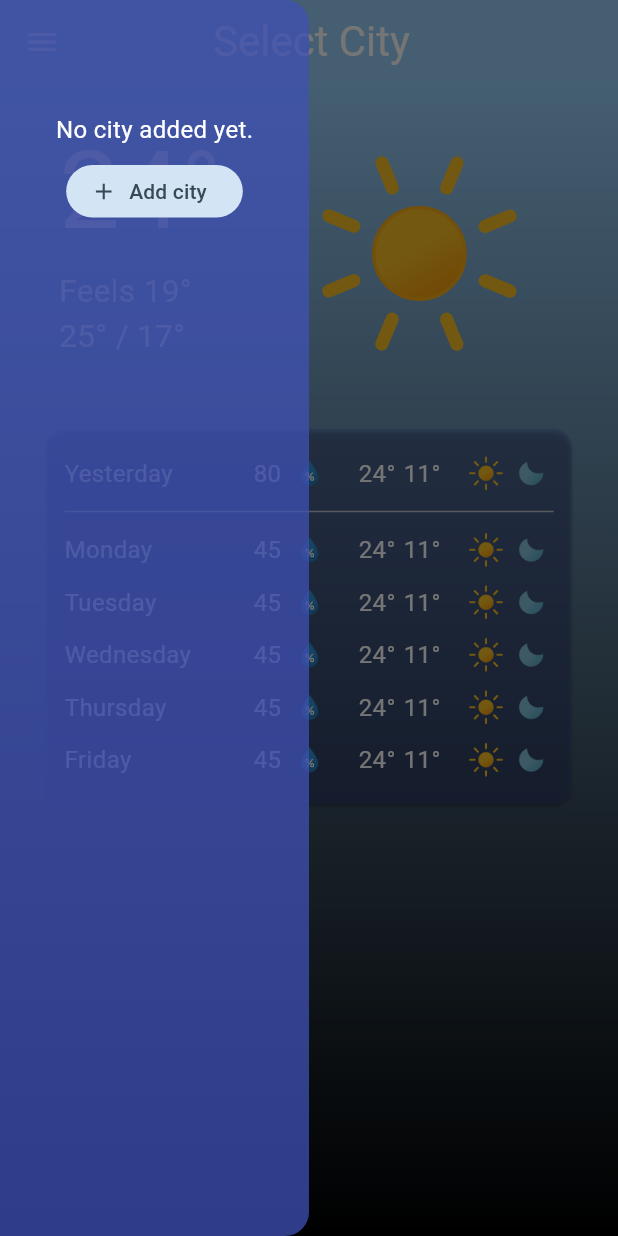
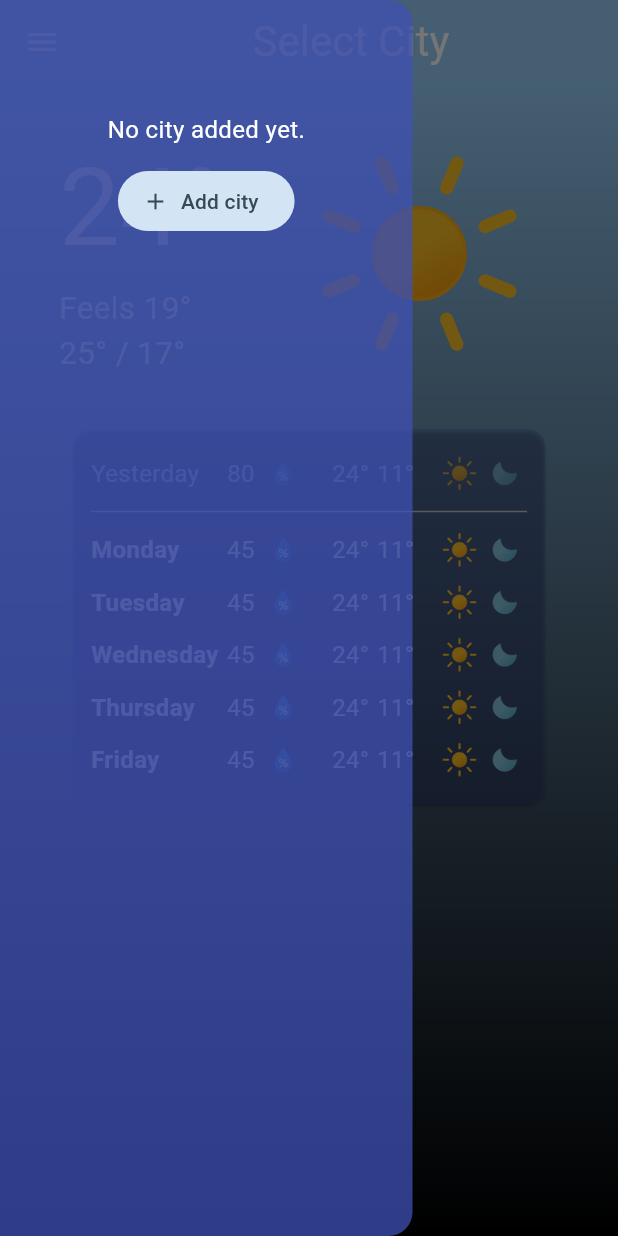
Before and after one commit to myavuzokumus/LightweightWeatherApp, a Flutter app: the screen it shows after launch, with the side drawer open, on a phone screen of 412 x 824 dp. Run offline on Flutter 3.47's test engine with Material 2 defaults, Android fonts, the light colour scheme and no system bars; our stand-ins replace flutter_screenutil, hive, hive_flutter, lottie; accounts and stored records are empty.

Commit message:
Responsive layout added for web and desktop.

```diff
--- a/lib/main.dart
+++ b/lib/main.dart
@@ -1,4 +1,5 @@
 import 'package:flutter/material.dart';
+import 'package:flutter_screenutil/flutter_screenutil.dart';
 import 'package:hive/hive.dart';
 import 'package:hive_flutter/hive_flutter.dart';
 import 'package:weather/pages/addCity.dart';
@@ -22,7 +23,8 @@ class WeatherApp extends StatelessWidget {
   // This widget is the root of your application.
   @override
   Widget build(BuildContext context) {
-    return MaterialApp(
+    return ScreenUtilInit(
+      child: MaterialApp(
         initialRoute: '/',
         routes: {
           '/': (context) => WeatherHomePage(),
@@ -53,6 +55,7 @@ class WeatherApp extends StatelessWidget {
           ),
           useMaterial3: true,
         ),
+      ),
     );
   }
 }
--- a/lib/pages/main_page.dart
+++ b/lib/pages/main_page.dart
@@ -1,4 +1,5 @@
 import 'package:flutter/material.dart';
+import 'package:flutter_screenutil/flutter_screenutil.dart';
 import 'package:hive_flutter/hive_flutter.dart';
 import 'package:lottie/lottie.dart';
 
@@ -32,36 +33,32 @@ class _WeatherHomePageState extends State<WeatherHomePage> {
           // TRY THIS: Try changing the color here to a specific color (to
           // Colors.amber, perhaps?) and trigger a hot reload to see the AppBar
           // change color while the other colors stay the same.
-          backgroundColor: Theme.of(context).colorScheme.inversePrimary,
+          backgroundColor: Colors.transparent,
           // Here we take the value from the MyHomePage object that was created by
           // the App.build method, and use it to set our appbar title.
-          title: Padding(
-            padding:
-                EdgeInsets.only(left: MediaQuery.of(context).size.width * 0.17),
-            child: Text(lastSelectedCity),
-          ),
+          title: Center(child: Text(lastSelectedCity)),
         ),
         drawer: Drawer(
-          width: MediaQuery.of(context).size.width * 0.5,
+          width: 275,
           backgroundColor: Colors.indigo.withOpacity(0.75),
           child: Column(
             children: [
               Container(
                 height: 75,
               ),
-              SizedBox(
-                height: cityCount < 11 ? 35 + (cityCount * 50) : 575,
-                child: ValueListenableBuilder<Box>(
+              ValueListenableBuilder<Box>(
                 valueListenable:
                     Hive.box('selectedCities').listenable(keys: ["cities"]),
                 builder: (final BuildContext context,
                     final Box<dynamic> value, final Widget? child) {
 
                   final List<String>? cities = cityDataBox.get("cities");
+
                   cityCount = cities?.length ?? 0;
 
-                    return cities == null ? Text("No city added yet.") :
-                    ListView.builder(
+                  return SizedBox(
+                    height: cityCount < 11 ? 35 + (cityCount* 50) : 575,
+                    child: cities == null ? const Text("No city added yet.") : ListView.builder(
                       itemCount: cities.length,
                       itemExtent: 50,
                       padding: const EdgeInsets.only(right: 15, left: 15),
@@ -82,23 +79,21 @@ class _WeatherHomePageState extends State<WeatherHomePage> {
                           },
                         );
                       },
+                    ),
                   );
                 },
               ),
-              ),
-              SizedBox(
-                height: cityCount < 11 ? 35 + (cityCount * 50) : 575,
-                child: FilledButton.tonalIcon(
+              FilledButton.tonalIcon(
                   label: const Text('Add city'),
                   onPressed: () {
                     Navigator.pushNamed(context, '/addCity');
                   },
                   icon: const Icon(Icons.add)),
-              ),
             ],
           ),
         ),
         body: Container(
+          height: double.infinity,
           decoration: BoxDecoration(
               gradient: LinearGradient(
             begin: Alignment.topCenter,
@@ -108,31 +103,33 @@ class _WeatherHomePageState extends State<WeatherHomePage> {
               Colors.black,
             ],
           )),
+          child: SingleChildScrollView(
             child: Center(
               child: Column(
                   mainAxisAlignment: MainAxisAlignment.start,
                   children: <Widget>[
                 Container(
+                  width: 512,
                   margin: const EdgeInsets.all(20.0),
                   child: Row(
                     mainAxisAlignment: MainAxisAlignment.spaceAround,
-                    crossAxisAlignment: CrossAxisAlignment.start,
+                    crossAxisAlignment: CrossAxisAlignment.center,
                     children: [
-                      const Flexible(
+                       Flexible(
                         child: Column(
                           crossAxisAlignment: CrossAxisAlignment.start,
                           children: [
                             Text(
                               '24°',
-                              style: TextStyle(fontSize: 72),
+                              style: TextStyle(fontSize: 72.spMin),
                             ),
                             Text(
                               'Feels 19°',
-                              style: TextStyle(fontSize: 21),
+                              style: TextStyle(fontSize: 21.spMin),
                             ),
                             Text(
                               '25° / 17°',
-                              style: TextStyle(fontSize: 21),
+                              style: TextStyle(fontSize: 21.spMin),
                             ),
                           ],
                         ),
@@ -144,7 +141,9 @@ class _WeatherHomePageState extends State<WeatherHomePage> {
                   ),
                 ),
                 InfoCard()
-              ])),
+              ]),
+            ),
+          ),
         ));
   }
 }
@@ -152,7 +151,7 @@ class _WeatherHomePageState extends State<WeatherHomePage> {
 class InfoCard extends StatelessWidget {
   InfoCard({super.key});
 
-  static final String day = "Sunday";
+  static const String day = "Sunday";
 
   static final List<String> nextDay = nextDays(day: day, nextDay: 6);
 
@@ -166,14 +165,16 @@ class InfoCard extends StatelessWidget {
         clipBehavior: Clip.hardEdge,
         child: InkWell(
           splashColor: Colors.blue.withAlpha(30),
-          child: SizedBox(
-            width: 350,
+          child: Container(
+            width: 275.w,
             height: 250,
-            child: Padding(
             padding: const EdgeInsets.all(12),
             child: Column(
+              mainAxisAlignment: MainAxisAlignment.center,
               children: [
-                  Row(
+                Opacity(
+                  opacity: 0.7,
+                  child: Row(
                     children: [
                       const Expanded(flex: 2, child: Text("Yesterday")),
                       SizedBox(width: 20, child: Text("${yesterday.humidity}")),
@@ -192,9 +193,11 @@ class InfoCard extends StatelessWidget {
                       Lottie.asset(yesterday.nightType, width: 30, animate: false),
                     ],
                   ),
+                ),
                 const Divider(),
                 Expanded(
                   child: ListView.builder(
+                    shrinkWrap: true,
                     physics: const NeverScrollableScrollPhysics(),
                     itemCount: 5,
                     itemBuilder:
@@ -210,7 +213,7 @@ class InfoCard extends StatelessWidget {
                           mainAxisAlignment: MainAxisAlignment.spaceAround,
                           children: <Widget>[
                             Expanded(
-                                  flex: 2, child: Text(dayDetails.dayName)),
+                                flex: 2, child: Text(dayDetails.dayName, style: TextStyle(fontWeight: FontWeight.bold))),
                             SizedBox(
                                 width: 20,
                                 child: Text("${dayDetails.humidity}")),
@@ -223,7 +226,7 @@ class InfoCard extends StatelessWidget {
                             ),
                             SizedBox(
                               width: 25,
-                                child: Text("${dayDetails.nightTemperature}°"),
+                              child: Text("${dayDetails.nightTemperature}°",),
                             ),
                             const SizedBox(width: 15),
                             Lottie.asset(dayDetails.dayType, width: 30, animate: false),
@@ -239,7 +242,6 @@ class InfoCard extends StatelessWidget {
           ),
         ),
       ),
-      ),
     );
   }
 }
```
Also changed, not shown: pubspec.lock. Lines whose indentation alone changed are shown as unchanged.
